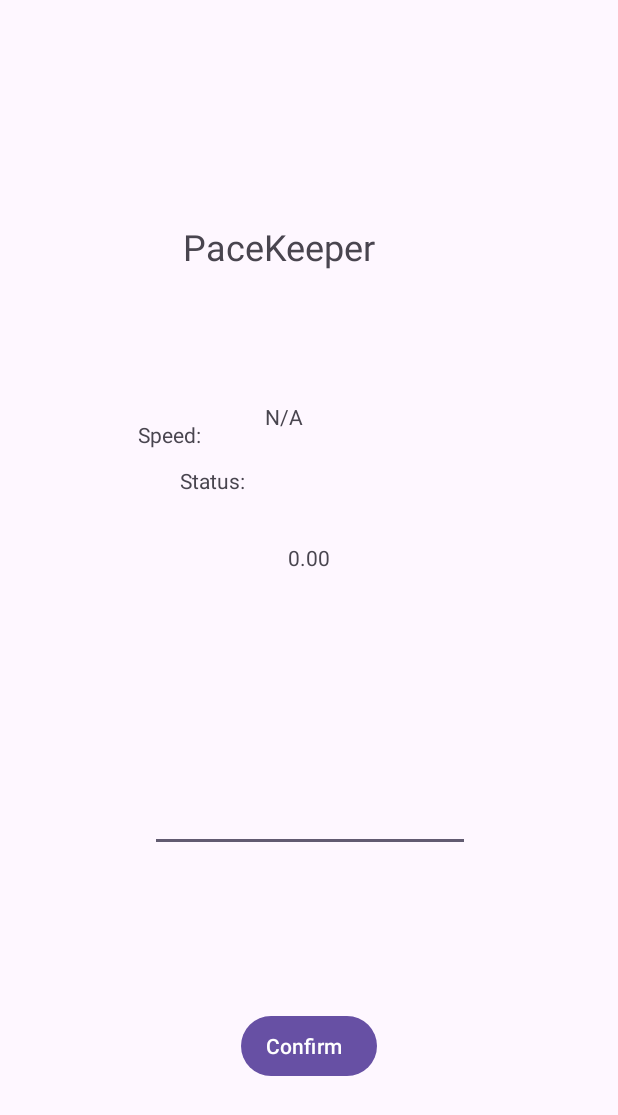
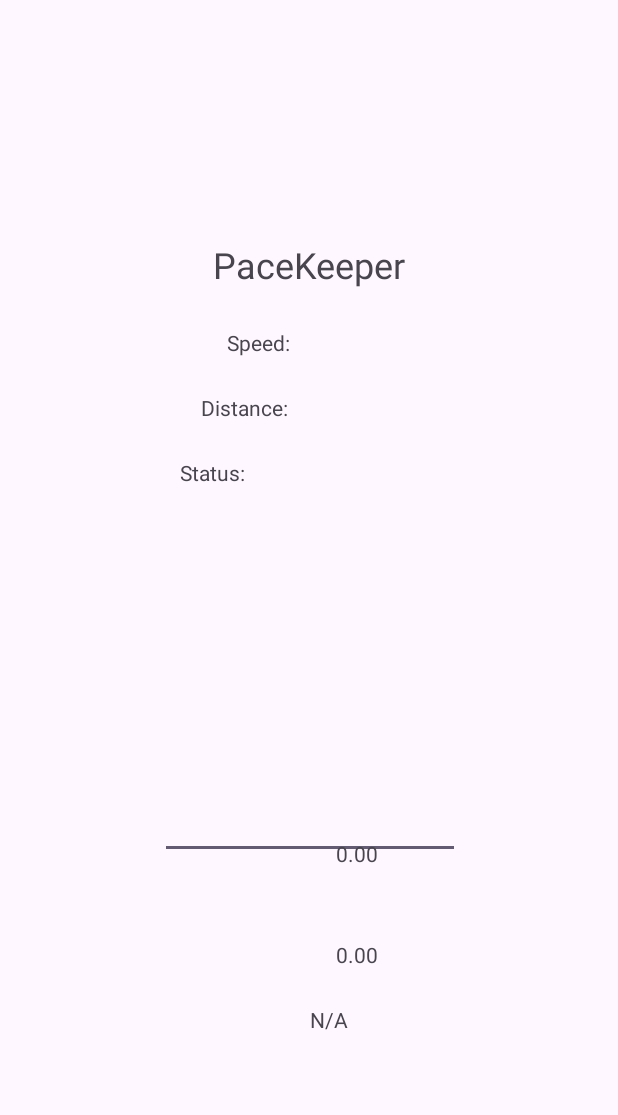
Before and after one commit to Emrik123/PaceKeeper, an Android app: the screen it shows after launch (MainActivity), on a phone screen of 412 x 824 dp. Shown: the top 1115 px of the screen. Run offline under Robolectric (Android 15) with nearby library versions, the phone set to English and light mode, and no system bars.

Commit message:
Prototype distance field added, might not work as intended.

```diff
--- a/app/src/main/java/com/example/pacekeeper/MainActivity.java
+++ b/app/src/main/java/com/example/pacekeeper/MainActivity.java
@@ -1,5 +1,6 @@
 package com.example.pacekeeper;
 
+import android.annotation.SuppressLint;
 import android.content.pm.PackageManager;
 import android.graphics.Color;
 import android.location.Location;
@@ -15,8 +16,9 @@ import com.google.android.gms.location.*;
 
 public class MainActivity extends AppCompatActivity {
     private EditText speedInput;
-    private TextView viewSpeed;
-    private TextView viewStatus;
+    private TextView speedDisplay;
+    private TextView statusDisplay;
+    private TextView distanceDisplay;
     private Button confirm;
     private com.google.android.gms.location.LocationRequest locationRequest;
     private FusedLocationProviderClient fusedLocationProviderClient;
@@ -24,6 +26,7 @@ public class MainActivity extends AppCompatActivity {
     private Location location;
     private double currentSpeed;
     private double speed;
+    private double distance;
 
     @Override
     protected void onCreate(Bundle savedInstanceState) {
@@ -32,11 +35,12 @@ public class MainActivity extends AppCompatActivity {
         currentSpeed = 0;
         speedInput = findViewById(R.id.speedInput);
         confirm = findViewById(R.id.confirmButton);
-        viewSpeed = findViewById(R.id.speedText);
-        viewStatus = findViewById(R.id.viewStatus);
+        speedDisplay = findViewById(R.id.speedDisplay);
+        statusDisplay = findViewById(R.id.statusDisplay);
+        distanceDisplay = findViewById(R.id.distanceDisplay);
         locationRequest = new LocationRequest();
-        locationRequest.setInterval(1000);
-        locationRequest.setFastestInterval(1000);
+        locationRequest.setInterval(500);
+        locationRequest.setFastestInterval(500);
         locationRequest.setPriority(LocationRequest.PRIORITY_HIGH_ACCURACY);
         fusedLocationProviderClient = LocationServices.getFusedLocationProviderClient(MainActivity.this);
         confirm.setOnClickListener(new View.OnClickListener() {
@@ -58,6 +62,9 @@ public class MainActivity extends AppCompatActivity {
             @Override
             public void onLocationResult(LocationResult locationResult) {
                 super.onLocationResult(locationResult);
+                if(location != null){
+                    distance = distance + location.distanceTo(locationResult.getLastLocation());
+                }
                 location = locationResult.getLastLocation();
                 currentSpeed = location.getSpeed();
                 updateUI();
@@ -73,24 +80,27 @@ public class MainActivity extends AppCompatActivity {
         fusedLocationProviderClient.requestLocationUpdates(locationRequest, locationCallback, null);
     }
 
+    @SuppressLint("SetTextI18n")
     public void updateUI(){
+        int roundedDistance = (int) distance;
+        distanceDisplay.setText(Integer.toString(roundedDistance));
         currentSpeed = currentSpeed * 3.6;
         int roundedSpeed = (int) currentSpeed;
         String s1 = Double.toString(roundedSpeed);
         String s2 = getString(R.string.viewString);
         String s3 = getString(R.string.viewString2);
-        viewStatus.setText(s1);
+        statusDisplay.setText(s1);
         //viewSpeed.setText(s2 + s1 + s3);
         //Toast.makeText(MainActivity.this,Double.toString(currentSpeed), Toast.LENGTH_SHORT).show();
         if(roundedSpeed == speed || (roundedSpeed >= speed -1 && roundedSpeed <= speed +1)){
-            viewSpeed.setText(getString(R.string.reachedSpeed));
-            viewStatus.setTextColor(Color.parseColor("green"));
+            speedDisplay.setText(getString(R.string.reachedSpeed));
+            statusDisplay.setTextColor(Color.parseColor("green"));
         }else if(roundedSpeed > speed+1){
-            viewSpeed.setText(getString(R.string.tooFast));
-            viewStatus.setTextColor(Color.parseColor("red"));
+            speedDisplay.setText(getString(R.string.tooFast));
+            statusDisplay.setTextColor(Color.parseColor("red"));
         }else if(roundedSpeed < speed-1){
-            viewSpeed.setText(getString(R.string.tooSlow));
-            viewStatus.setTextColor(Color.parseColor("blue"));
+            speedDisplay.setText(getString(R.string.tooSlow));
+            statusDisplay.setTextColor(Color.parseColor("blue"));
         }
     }
 }
--- a/app/src/main/res/layout/activity_main.xml
+++ b/app/src/main/res/layout/activity_main.xml
@@ -15,7 +15,7 @@
             android:layout_marginStart="160dp"
             android:layout_marginTop="-20dp"
             android:layout_marginEnd="160dp"
-            android:layout_marginBottom="32dp"
+            android:layout_marginBottom="130dp"
             android:text="Confirm"
             app:layout_constraintBottom_toBottomOf="parent"
             app:layout_constraintEnd_toEndOf="parent"
@@ -25,70 +25,95 @@
             tools:visibility="visible"/>
     <EditText
             android:id="@+id/speedInput"
-            android:layout_width="213dp"
+            android:layout_width="200dp"
             android:layout_height="48dp"
             android:layout_marginStart="100dp"
-            android:layout_marginTop="270dp"
             android:layout_marginEnd="98dp"
-            android:layout_marginBottom="55dp"
+            android:layout_marginBottom="400dp"
             android:ems="10"
             android:inputType="text"
             app:layout_constraintBottom_toTopOf="@+id/confirmButton"
             app:layout_constraintEnd_toEndOf="parent"
             app:layout_constraintHorizontal_bias="0.492"
             app:layout_constraintStart_toStartOf="parent"
-            app:layout_constraintTop_toBottomOf="@+id/textView" android:visibility="visible"
+            app:layout_constraintTop_toBottomOf="@+id/paceKeeper" android:visibility="visible"
             tools:visibility="visible"/>
     <TextView
+            android:id="@+id/paceKeeper"
             android:text="@string/pacekeeper"
-            android:layout_width="130dp"
-            android:layout_height="31dp" android:id="@+id/textView"
+            android:layout_width="wrap_content"
+            android:layout_height="wrap_content"
             android:textSize="24sp"
-            app:layout_constraintStart_toStartOf="parent"
-            android:layout_marginStart="121dp" android:layout_marginEnd="160dp"
-            app:layout_constraintEnd_toEndOf="parent" app:layout_constraintTop_toTopOf="parent"
-            android:layout_marginTop="148dp" android:visibility="visible" tools:visibility="visible"
-            app:layout_constraintHorizontal_bias="0.782"/>
+            app:layout_constraintStart_toStartOf="parent" android:layout_marginStart="140dp"
+            app:layout_constraintTop_toTopOf="parent"  android:layout_marginEnd="140dp"
+            app:layout_constraintEnd_toEndOf="parent"
+            android:layout_marginTop="160dp" android:visibility="visible" tools:visibility="visible"
+            android:layout_marginBottom="26dp" app:layout_constraintBottom_toTopOf="@+id/speedLabel"/>
     <TextView
-            android:id="@+id/speedText"
+            android:id="@+id/speedLabel"
+            android:text="@string/speed"
+            android:layout_width="wrap_content"
+            android:layout_height="wrap_content"
+            tools:visibility="visible" android:visibility="visible"
+            android:layout_marginBottom="24dp" app:layout_constraintBottom_toTopOf="@+id/distanceLabel"
+            app:layout_constraintStart_toStartOf="parent" android:layout_marginStart="100dp"
+            app:layout_constraintHorizontal_bias="0.189"
+            app:layout_constraintEnd_toEndOf="parent"
+            app:layout_constraintTop_toBottomOf="@id/paceKeeper"
+            app:layout_constraintVertical_bias="0.977" />
+    <TextView
+            android:id="@+id/speedDisplay"
             android:text="@string/_0_00"
             android:layout_width="wrap_content"
             android:layout_height="wrap_content"
-            app:layout_constraintBottom_toBottomOf="parent" android:layout_marginBottom="288dp"
-            app:layout_constraintStart_toStartOf="parent" android:layout_marginStart="160dp"
+            app:layout_constraintBottom_toTopOf="@id/distanceDisplay" android:layout_marginBottom="48dp"
+            app:layout_constraintStart_toEndOf="@id/speedLabel"
             android:layout_marginEnd="160dp" app:layout_constraintEnd_toEndOf="parent"
-            app:layout_constraintTop_toTopOf="parent" android:layout_marginTop="150dp"
-            app:layout_constraintVertical_bias="0.578"
+            app:layout_constraintTop_toBottomOf="parent" android:layout_marginTop="100dp"
+            app:layout_constraintVertical_bias="0.977"
+            android:visibility="visible" tools:visibility="visible" app:layout_constraintHorizontal_bias="1.0"/>
+    <TextView
+            android:id="@+id/distanceLabel"
+            android:text="@string/distance"
+            android:layout_width="wrap_content"
+            android:layout_height="wrap_content"
+            app:layout_constraintStart_toStartOf="parent"
+            app:layout_constraintEnd_toEndOf="@id/distanceDisplay" android:layout_marginStart="100dp"
+            app:layout_constraintHorizontal_bias="0.360"
+            android:layout_marginBottom="24dp"
+            app:layout_constraintBottom_toTopOf="@+id/statusLabel" app:layout_constraintVertical_bias="0.976"
+            app:layout_constraintTop_toTopOf="parent" android:visibility="visible" tools:visibility="visible"/>
+    <TextView
+            android:id="@+id/distanceDisplay"
+            android:text="@string/_0_00"
+            android:layout_width="wrap_content"
+            android:layout_height="wrap_content"
+            app:layout_constraintEnd_toEndOf="parent" android:layout_marginEnd="160dp"
+            app:layout_constraintStart_toEndOf="@+id/distanceLabel" android:layout_marginBottom="24dp"
+            app:layout_constraintBottom_toTopOf="@+id/statusDisplay" app:layout_constraintHorizontal_bias="1.0"
+            app:layout_constraintTop_toBottomOf="@id/speedDisplay" app:layout_constraintVertical_bias="0.97"
             android:visibility="visible" tools:visibility="visible"/>
     <TextView
+            android:id="@+id/statusLabel"
+            android:text="@string/status"
+            android:layout_width="wrap_content"
+            android:layout_height="wrap_content"
+            app:layout_constraintStart_toStartOf="parent" android:layout_marginStart="100dp"
+            app:layout_constraintBottom_toTopOf="@+id/speedInput" android:layout_marginBottom="200dp"
+            app:layout_constraintEnd_toStartOf="@id/statusDisplay" android:layout_marginEnd="24dp"
+            app:layout_constraintTop_toBottomOf="@id/distanceLabel"
+            android:visibility="visible" tools:visibility="visible" app:layout_constraintHorizontal_bias="0.437"
+            app:layout_constraintVertical_bias="1.0"/>
+    <TextView
+            android:id="@+id/statusDisplay"
             android:text="@string/n_a"
             android:layout_width="wrap_content"
-            android:layout_height="wrap_content" android:id="@+id/viewStatus"
-            android:layout_marginEnd="196dp" app:layout_constraintEnd_toEndOf="parent"
-            app:layout_constraintStart_toStartOf="parent" android:layout_marginStart="157dp"
-            android:layout_marginTop="33dp" app:layout_constraintTop_toBottomOf="@+id/textView"
-            android:layout_marginBottom="50dp" app:layout_constraintBottom_toTopOf="@+id/speedInput"
-            app:layout_constraintVertical_bias="0.233" android:visibility="visible" tools:visibility="visible"
-            app:layout_constraintHorizontal_bias="0.58"/>
-    <TextView
-            android:text="@string/status"
-            android:layout_width="wrap_content"
-            android:layout_height="wrap_content" android:id="@+id/textView2"
-            app:layout_constraintStart_toStartOf="parent" android:layout_marginStart="120dp"
-            android:layout_marginTop="33dp" app:layout_constraintTop_toBottomOf="@+id/textView"
-            android:layout_marginBottom="190dp" app:layout_constraintBottom_toTopOf="@+id/speedInput"
-            app:layout_constraintEnd_toStartOf="@+id/viewStatus" android:layout_marginEnd="46dp"
-            android:visibility="visible" tools:visibility="visible" app:layout_constraintHorizontal_bias="0.0"
-            app:layout_constraintVertical_bias="1.0"/>
-    <TextView
-            android:text="@string/speed"
-            android:layout_width="wrap_content"
-            android:layout_height="wrap_content" android:id="@+id/textView3"
-            tools:visibility="visible" android:visibility="visible"
-            android:layout_marginTop="-50dp" app:layout_constraintTop_toBottomOf="@+id/textView2"
-            android:layout_marginBottom="139dp" app:layout_constraintBottom_toTopOf="@+id/speedInput"
-            app:layout_constraintEnd_toStartOf="@+id/speedText" android:layout_marginEnd="46dp"
-            app:layout_constraintStart_toStartOf="parent" android:layout_marginStart="55dp"
-            app:layout_constraintHorizontal_bias="0.75" app:layout_constraintVertical_bias="0.0"/>
+            android:layout_height="wrap_content"
+            app:layout_constraintEnd_toEndOf="parent" android:layout_marginEnd="160dp"
+            app:layout_constraintStart_toEndOf="@id/statusLabel"
+            app:layout_constraintBottom_toTopOf="@+id/speedInput" android:layout_marginBottom="200dp"
+            app:layout_constraintTop_toBottomOf="@id/distanceDisplay"
+            app:layout_constraintVertical_bias="0.651" android:visibility="visible" tools:visibility="visible"
+            app:layout_constraintHorizontal_bias="0.971" />
 
 </androidx.constraintlayout.widget.ConstraintLayout>
--- a/app/src/main/res/values/strings.xml
+++ b/app/src/main/res/values/strings.xml
@@ -10,4 +10,5 @@
     <string name="status">Status: </string>
     <string name="speed">Speed: </string>
     <string name="n_a">N/A</string>
+    <string name="distance">Distance: </string>
 </resources>
```
